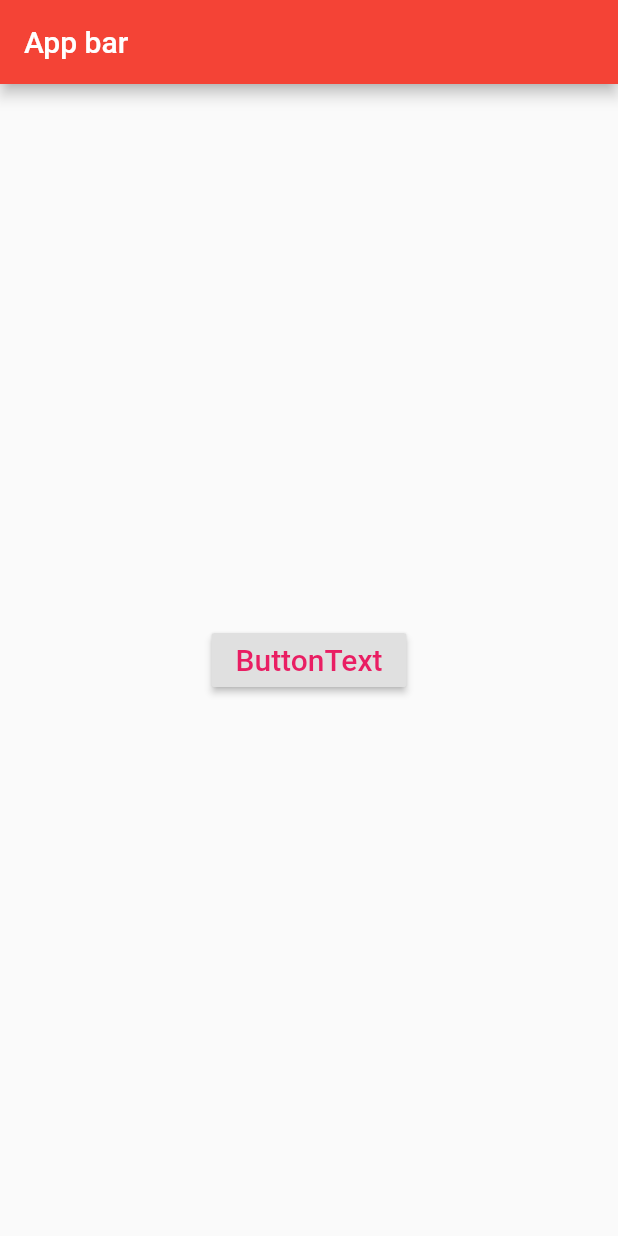
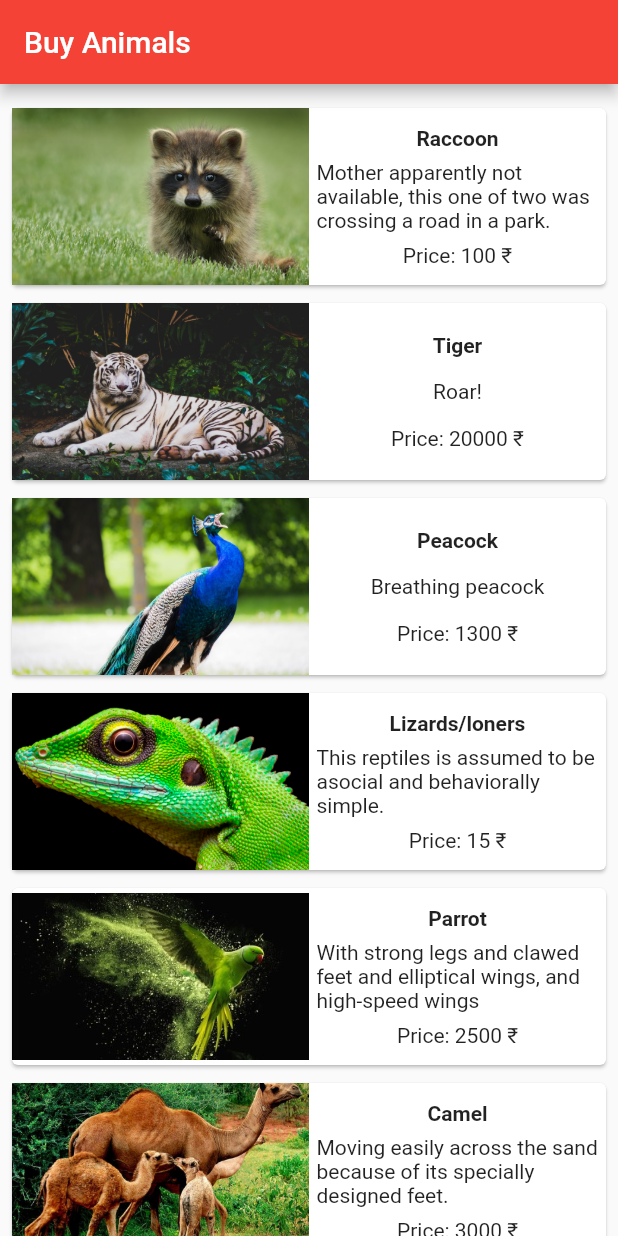
Before and after one commit to amit-upadhyay-IT/flutter-demo, a Flutter app: the screen it shows after launch, on a phone screen of 412 x 824 dp. Run offline on Flutter 3.47's test engine with Material 2 defaults, Android fonts, the phone set to English and light mode, and no system bars.

Commit message:
written buy animal layout

```diff
--- a/layouts/lib/main.dart
+++ b/layouts/lib/main.dart
@@ -1,3 +1,4 @@
+import 'package:flutter/foundation.dart';
 import 'package:flutter/material.dart';
 
 void main() {
@@ -13,23 +14,7 @@ class MyApp extends StatelessWidget {
       theme: ThemeData(
         primarySwatch: Colors.red,
       ),
-      home: Scaffold(
-        appBar: AppBar(
-          title: Text("App bar"),
-        ),
-        body: Center(
-            child:RaisedButton(
-              onPressed: () { print ('fkasldf'); },
-              child: Text(
-                'ButtonText',
-                style: TextStyle(
-                  fontSize: 20,
-                  color: Colors.pink,
-                ),
-              ),
-            )
-        ),
-      ),
+      home: TheHomePage(title: "something"),
     );
   }
 
@@ -65,3 +50,99 @@ class MyButton extends StatelessWidget {
     );
   }
 }
+
+
+class TheHomePage extends StatelessWidget {
+
+  final String title;
+
+  TheHomePage({Key key, this.title}) : super(key: key);
+
+  @override
+  Widget build(BuildContext context) {
+    return Scaffold(
+      appBar: AppBar(
+        title: Text("Buy Animals"),
+      ),
+      body: ListView(
+        shrinkWrap: true,
+        padding: EdgeInsets.fromLTRB(2.0, 10.0, 2.0, 10.0),
+        children: getAnimalItems(key),
+      ),
+    );
+  }
+
+}
+
+
+class ItemBox extends StatelessWidget {
+
+  // write a constructor to accept the values to display on the item
+  ItemBox({Key key, this.name, this.description, this.price, this.image}):super(key: key);
+
+  final String name;
+  final String description;
+  final int price;
+  final String image;
+
+  @override
+  Widget build(BuildContext context) {
+
+    return Container(
+      padding: EdgeInsets.all(2),
+      height: 130,
+      child: Card(
+        child: Row(
+          mainAxisAlignment: MainAxisAlignment.spaceEvenly,
+          children: [
+            Expanded(
+              flex: 3,
+              child: Image.asset(
+                "assets/cardimages/"+image,
+                fit: BoxFit.fitWidth,
+              ),
+            ),
+            // adding image
+
+            Expanded(
+            flex: 3,
+              child: Container(
+                padding: EdgeInsets.all(5),
+                child: Column(
+                  mainAxisAlignment: MainAxisAlignment.spaceEvenly,
+                  children: [
+                    Text(this.name, style: TextStyle(fontWeight: FontWeight.bold),),
+                    Text(this.description,),
+                    Text("Price: "+this.price.toString()+" ₹",),
+                  ],
+                ),
+              ),
+            )
+          ],
+        ),
+      ),
+    );
+  }
+}
+
+List<Widget> getAnimalItems(Key key) {
+  List<ItemBox> animalItems = new List();
+  animalItems.add(new ItemBox(
+    key: key,
+    name: "Raccoon",
+    description: "Mother apparently not available, this one of two was crossing a road in a park.",
+    price: 100,
+    image: "img1.jpeg",)
+  );
+  animalItems.add(new ItemBox(key: key, name: "Tiger", description: "Roar!", price: 20000, image: "img2.jpeg",));
+  animalItems.add(new ItemBox(key: key, name: "Peacock", description: "Breathing peacock", price: 1300, image: "img3.jpeg",));
+  animalItems.add(new ItemBox(key: key, name: "Lizards/loners", description: "This reptiles is assumed to be asocial and behaviorally simple.", price: 15, image: "img6.jpg",));
+  animalItems.add(new ItemBox(key: key, name: "Parrot", description: "With strong legs and clawed feet and elliptical wings, and high-speed wings", price: 2500, image: "img4.jpg",));
+  animalItems.add(new ItemBox(key: key, name: "Camel", description: "Moving easily across the sand because of its specially designed feet.", price: 3000, image: "img5.jpg",));
+
+  animalItems.add(new ItemBox(key: key, name: "Toucan", description: "a.k.a. an 'egg-sucker'", price: 150, image: "img7.webp",));
+  animalItems.add(new ItemBox(key: key, name: "Fox", description: "A warm hearted friend for warm hearted people", price: 8000, image: "img8.jpeg",));
+  animalItems.add(new ItemBox(key: key, name: "Meerkat", description: "Small mongoose found in southern Africa.", price: 600, image: "img9.jpeg",));
+  animalItems.add(new ItemBox(key: key, name: "Kangaroos", description: "A large marsupials that is brought from Australia.", price: 13000, image: "img10.jpg",));
+  return animalItems;
+}
--- a/layouts/pubspec.yaml
+++ b/layouts/pubspec.yaml
@@ -43,6 +43,8 @@ flutter:
   # included with your application, so that you can use the icons in
   # the material Icons class.
   uses-material-design: true
+  assets:
+    - assets/cardimages/
 
   # To add assets to your application, add an assets section, like this:
   # assets:
```
Also changed, not shown: layouts/assets/button_image.jpeg (renamed from layouts/asset/button_image.jpeg), layouts/assets/cardimages/img1.jpeg (added), layouts/assets/cardimages/img10.jpg (added), layouts/assets/cardimages/img2.jpeg (added), layouts/assets/cardimages/img3.jpeg (added), layouts/assets/cardimages/img4.jpg (added), layouts/assets/cardimages/img5.jpg (added), layouts/assets/cardimages/img6.jpg (added), layouts/assets/cardimages/img7.webp (added), layouts/assets/cardimages/img8.jpeg (added), layouts/assets/cardimages/img9.jpeg (added), layouts/assets/raised_button.jpeg (renamed from layouts/asset/raised_button.jpeg), 1 other file.
